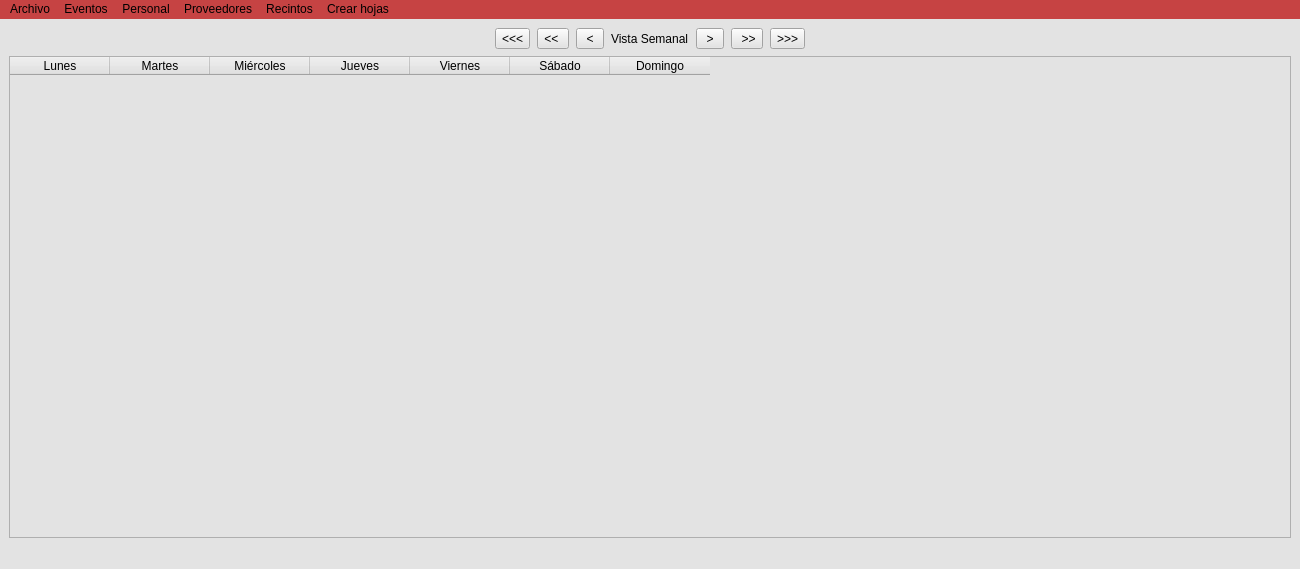
Old version of the form elaleph/menuprincipal_ui.ui in the repository Aleph1981/elaleph.
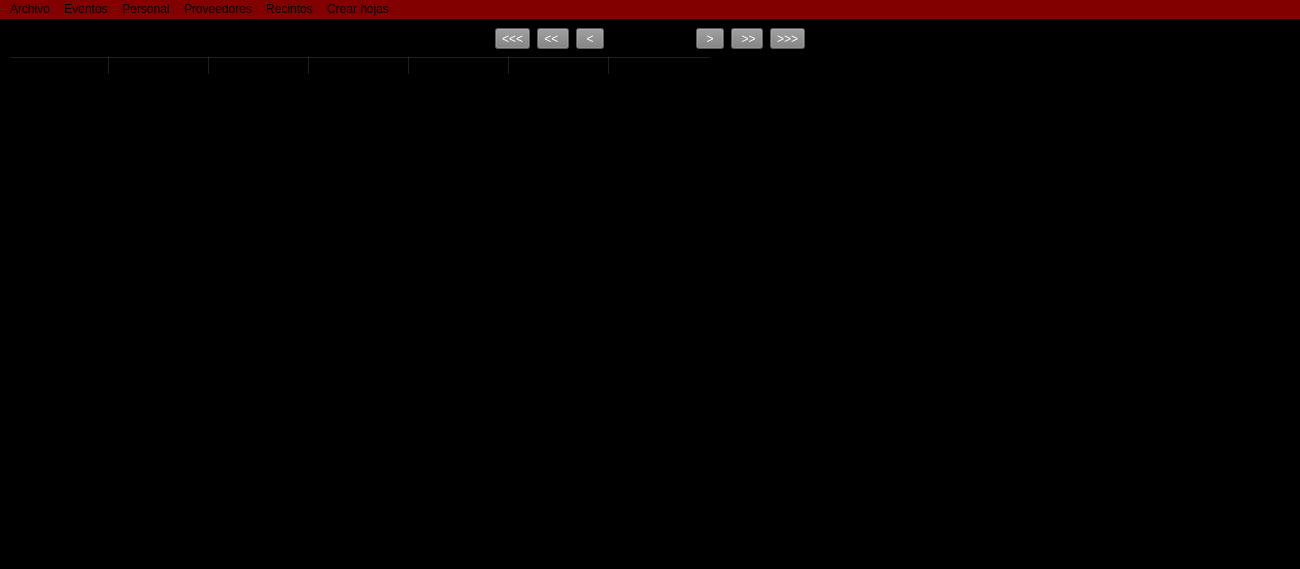
New version of the form.

What changed in the file:
```diff
--- a/elaleph/menuprincipal_ui.ui
+++ b/elaleph/menuprincipal_ui.ui
@@ -41,8 +41,8 @@
    <bool>false</bool>
   </property>
   <property name="styleSheet">
-   <string notr="true">background-color: rgb(202, 202, 202);
-background-color: rgb(227, 227, 227);</string>
+   <string notr="true">background-color: rgb(0,0,0);
+</string>
   </property>
   <widget class="QWidget" name="centralwidget">
    <layout class="QGridLayout" name="gridLayout">
@@ -71,6 +71,10 @@
         </item>
         <item>
          <widget class="QToolButton" name="buttonPrev30">
+          <property name="styleSheet">
+           <string notr="true">background-color: rgb(125, 125, 125);
+color: rgb(255, 255, 255);</string>
+          </property>
           <property name="text">
            <string>&lt;&lt;&lt;</string>
           </property>
@@ -78,6 +82,10 @@
         </item>
         <item>
          <widget class="QToolButton" name="buttonPrev7">
+          <property name="styleSheet">
+           <string notr="true">background-color: rgb(125, 125, 125);
+color: rgb(255, 255, 255);</string>
+          </property>
           <property name="text">
            <string>&lt;&lt; </string>
           </property>
@@ -85,6 +93,10 @@
         </item>
         <item>
          <widget class="QToolButton" name="buttonPrev1">
+          <property name="styleSheet">
+           <string notr="true">background-color: rgb(125, 125, 125);
+color: rgb(255, 255, 255);</string>
+          </property>
           <property name="text">
            <string> &lt; </string>
           </property>
@@ -102,6 +114,10 @@
         </item>
         <item>
          <widget class="QToolButton" name="buttonNext1">
+          <property name="styleSheet">
+           <string notr="true">background-color: rgb(125, 125, 125);
+color: rgb(255, 255, 255);</string>
+          </property>
           <property name="text">
            <string> &gt; </string>
           </property>
@@ -109,6 +125,10 @@
         </item>
         <item>
          <widget class="QToolButton" name="buttonNext7">
+          <property name="styleSheet">
+           <string notr="true">background-color: rgb(125, 125, 125);
+color: rgb(255, 255, 255);</string>
+          </property>
           <property name="text">
            <string> &gt;&gt;</string>
           </property>
@@ -116,6 +136,10 @@
         </item>
         <item>
          <widget class="QToolButton" name="buttonNext30">
+          <property name="styleSheet">
+           <string notr="true">background-color: rgb(125, 125, 125);
+color: rgb(255, 255, 255);</string>
+          </property>
           <property name="text">
            <string>&gt;&gt;&gt;</string>
           </property>
@@ -154,16 +178,37 @@
          <property name="text">
           <string>Lunes</string>
          </property>
+         <property name="background">
+          <color>
+           <red>0</red>
+           <green>0</green>
+           <blue>0</blue>
+          </color>
+         </property>
         </column>
         <column>
          <property name="text">
           <string>Martes</string>
          </property>
+         <property name="background">
+          <color>
+           <red>0</red>
+           <green>0</green>
+           <blue>0</blue>
+          </color>
+         </property>
         </column>
         <column>
          <property name="text">
           <string>Miércoles</string>
          </property>
+         <property name="background">
+          <color>
+           <red>0</red>
+           <green>0</green>
+           <blue>0</blue>
+          </color>
+         </property>
         </column>
         <column>
          <property name="text">
```
